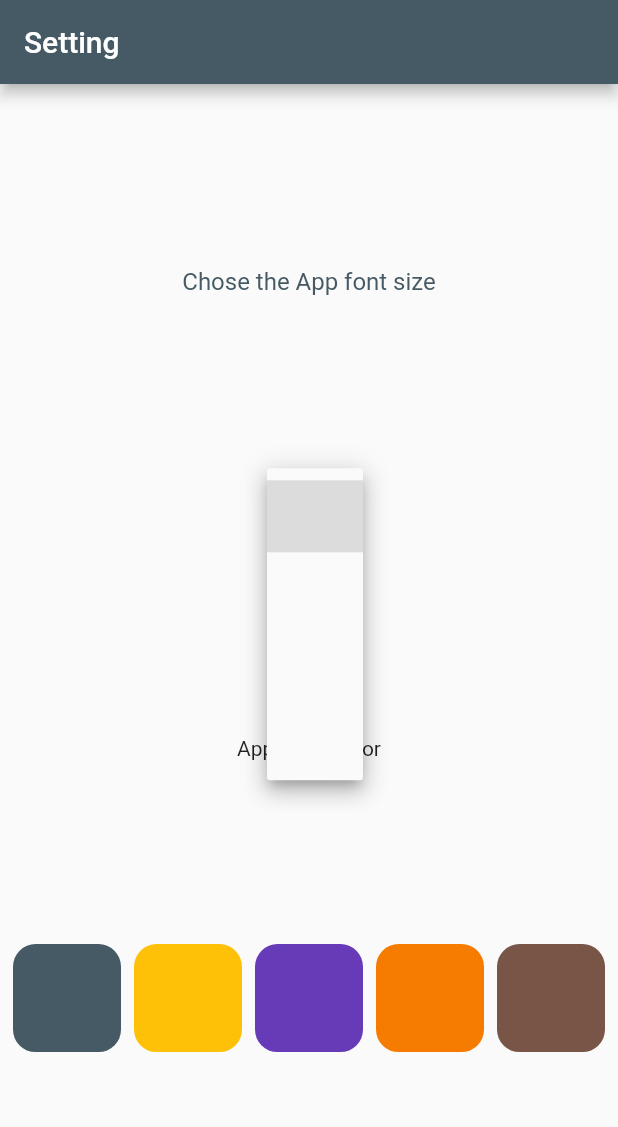
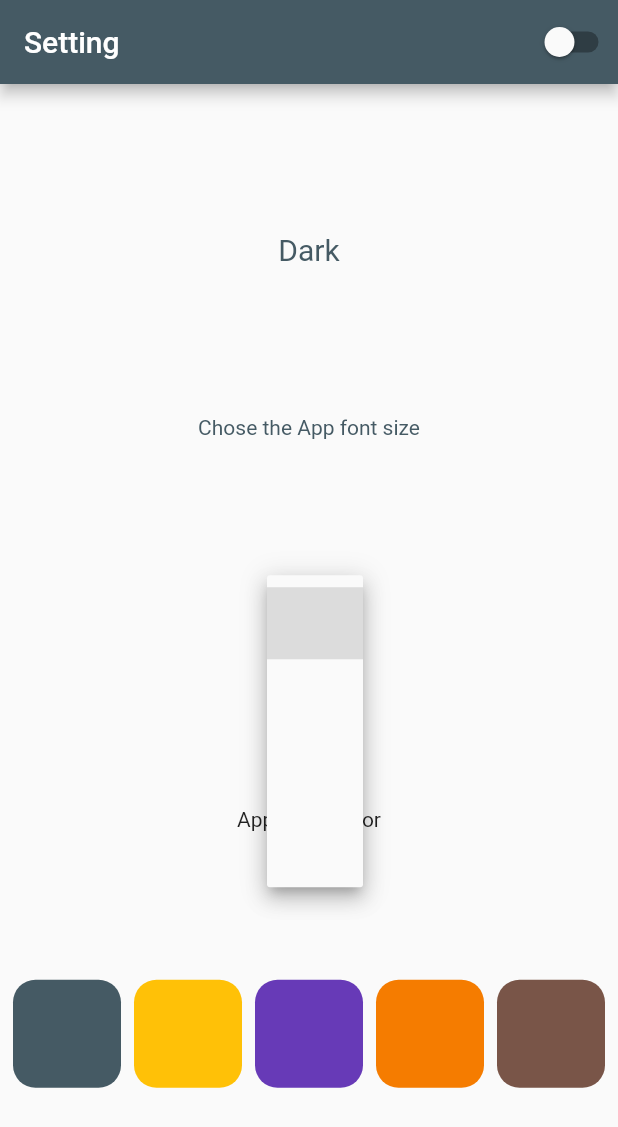
Before and after one commit to Hussain-Mehdi/persisting_data_locally_in_flutter, a Flutter app: the screen it shows after launch, after a tap on the "arrow drop down" icon, on a phone screen of 412 x 824 dp. Shown: the top 1127 px of the screen. Run offline on Flutter 3.47's test engine with Material 2 defaults, Android fonts, the light colour scheme and no system bars; our stand-ins replace shared_preferences.

Commit message:
created share preference

```diff
--- a/lib/data/share_prefs.dart
+++ b/lib/data/share_prefs.dart
@@ -4,6 +4,7 @@ import 'package:shared_preferences/shared_preferences.dart';
 class SPSetting {
   final String fontSizeKey = 'font_size';
   final String colorKey = 'color';
+  final String themeOn = "theme_on";
   static late SharedPreferences _sp;
   static SPSetting? _instance;
 
@@ -25,9 +26,7 @@ class SPSetting {
 
   int getColor() {
     int? color = _sp.getInt(colorKey);
-    if (color == null) {
-      color = 0xff1976d2;
-    }
+    color ??= 0xff1976d2;
     return color;
   }
 
@@ -41,4 +40,14 @@ class SPSetting {
     fontSize ??= 14;
     return fontSize;
   }
+
+  Future setTheme(bool theme) async {
+    return _sp.setBool(themeOn, theme);
+  }
+
+  bool getTheme() {
+    bool? themePref = _sp.getBool(themeOn);
+    themePref ??= false;
+    return themePref;
+  }
 }
--- a/lib/main.dart
+++ b/lib/main.dart
@@ -3,7 +3,7 @@ import 'package:flutter/material.dart';
 import 'screens/setting_screen.dart';
 
 void main() {
-  runApp(const MyApp());
+  runApp(const SettingScreen());
 }
 
 class MyApp extends StatelessWidget {
--- a/lib/screens/setting_screen.dart
+++ b/lib/screens/setting_screen.dart
@@ -11,6 +11,7 @@ class SettingScreen extends StatefulWidget {
 
 class _SettingScreenState extends State<SettingScreen> {
   int settingColor = 0xff1976d2;
+
   double singleFontSize = 16;
   List<int> colors = [
     0xff455a64,
@@ -28,13 +29,17 @@ class _SettingScreenState extends State<SettingScreen> {
   ];
 
   SPSetting setting = SPSetting();
+  bool buttonOn = false;
 
   @override
   void initState() {
     setting.init().then((value) {
       setState(() {
         settingColor = setting.getColor();
-        fontSizes = setting.getFontSize() as List<FontSize>;
+
+        singleFontSize = setting.getFontSize();
+
+        buttonOn = setting.getTheme();
       });
     });
     super.initState();
@@ -42,22 +47,43 @@ class _SettingScreenState extends State<SettingScreen> {
 
   @override
   Widget build(BuildContext context) {
-    return Scaffold(
+    return MaterialApp(
+      debugShowCheckedModeBanner: false,
+      theme: ThemeData(
+          brightness: buttonOn == true ? Brightness.dark : Brightness.light),
+      home: Scaffold(
         appBar: AppBar(
           title: const Text("Setting"),
           backgroundColor: Color(settingColor),
+          actions: [
+            Switch(
+              value: buttonOn,
+              activeColor: Color(settingColor),
+              onChanged: changeTheme,
             ),
-      body: Column(
+          ],
+        ),
+        body: SafeArea(
+          child: Column(
             mainAxisAlignment: MainAxisAlignment.spaceEvenly,
             children: [
               Text(
+                "Dark",
+                style: TextStyle(fontSize: 20, color: Color(settingColor)),
+              ),
+              Text(
                 "Chose the App font size",
-            style:
-                TextStyle(fontSize: singleFontSize, color: Color(settingColor)),
+                style: TextStyle(
+                    fontSize: singleFontSize, color: Color(settingColor)),
               ),
               DropdownButton(
-            value: singleFontSize.toString(),
                 items: getDropdownMenuItem(),
+                // fontSizes.map((e) {
+                //   return DropdownMenuItem(
+                //     value: e.size.toString(),
+                //     child: Text(e.name),
+                //   );
+                // }).toList(),
                 onChanged: changeSize,
               ),
               const Text("App Main Color"),
@@ -88,13 +114,15 @@ class _SettingScreenState extends State<SettingScreen> {
               )
             ],
           ),
+        ),
+      ),
     );
   }
 
   void setColor(int colorCode) {
     setState(() {
       settingColor = colorCode;
-      setting.setColor(colorCode);
+      setting.setColor(settingColor);
     });
   }
 
@@ -116,6 +144,13 @@ class _SettingScreenState extends State<SettingScreen> {
       singleFontSize = double.parse(newSize ?? '14');
     });
   }
+
+  changeTheme(bool value) {
+    setting.setTheme(value);
+    setState(() {
+      buttonOn = value;
+    });
+  }
 }
 
 class ColorSquare extends StatelessWidget {
```
Lines whose indentation alone changed are shown as unchanged.
